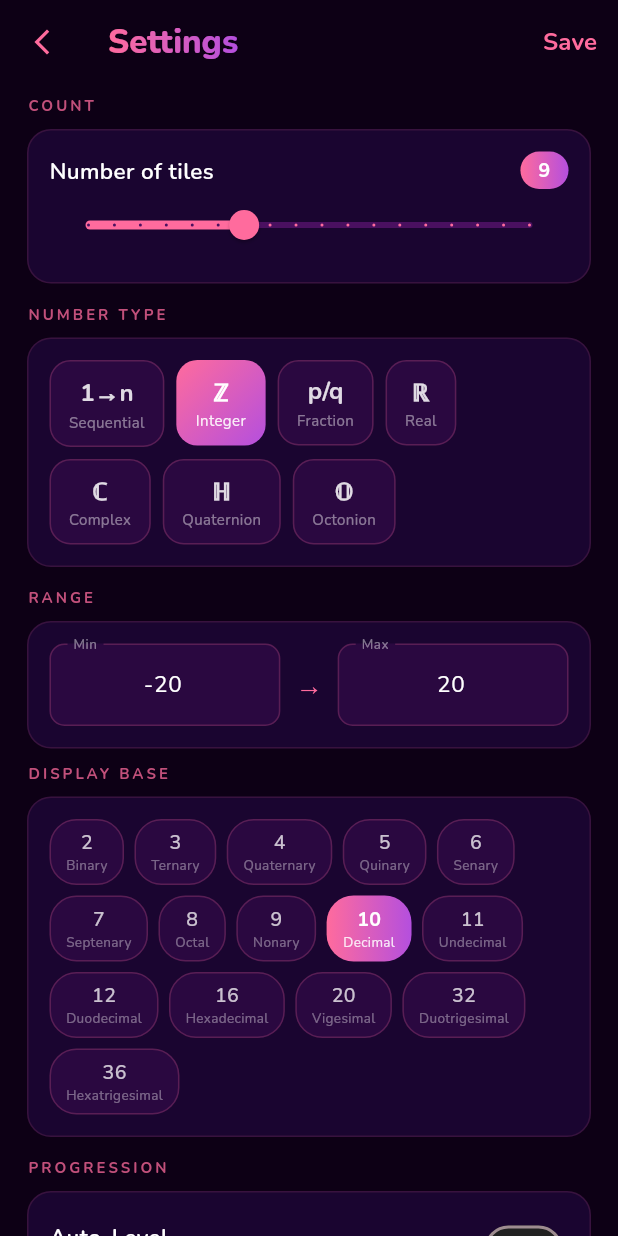
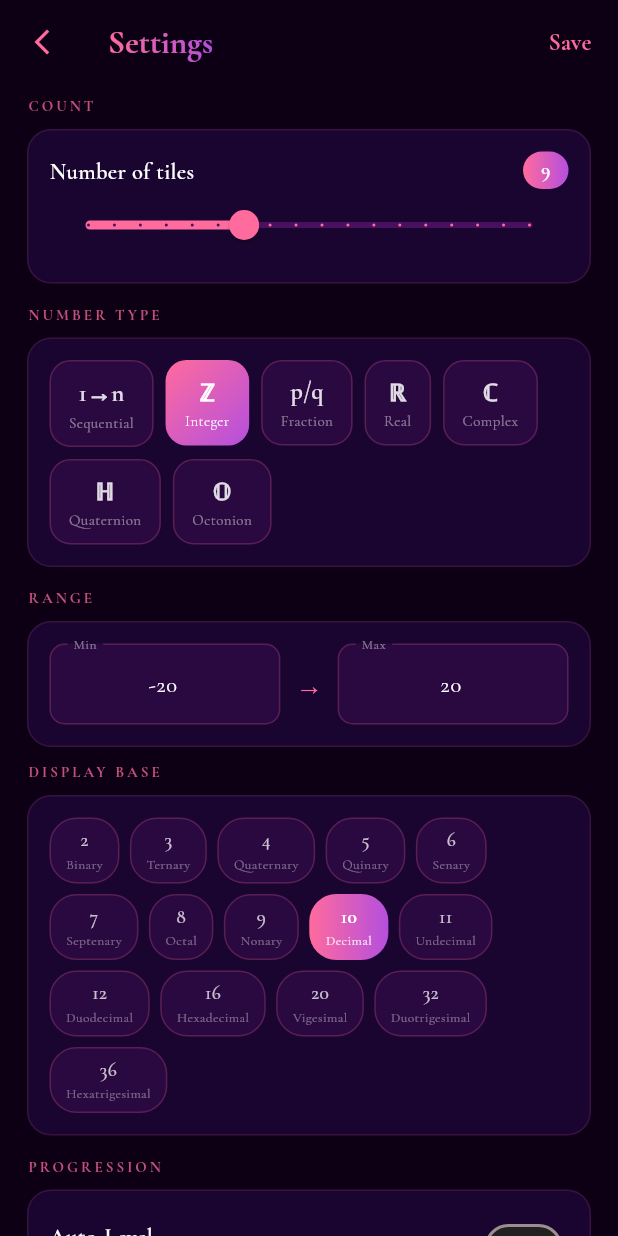
Before and after one commit to Marin-Kitagawa/Mira, a Flutter app: the SettingsScreen screen opened directly with empty values, after a tap on an icon or button, on a phone screen of 412 x 824 dp. Run offline on Flutter 3.47's test engine with Material 3 defaults, Android fonts, the light colour scheme and no system bars; our stand-ins replace google_fonts, shared_preferences; accounts and stored records are empty.

Commit message:
feat(typography): Asana Math for tiles, Cormorant Garamond for UI
Bundles Asana Math as a local font asset for tile number labels.
Applies Cormorant Garamond (Google Fonts) as the app-wide text theme.
Drop Asana-Math.otf into assets/fonts/ to activate.

```diff
--- a/lib/main.dart
+++ b/lib/main.dart
@@ -35,7 +35,7 @@
         ),
         useMaterial3: true,
         scaffoldBackgroundColor: const Color(0xFF080010),
-        textTheme: GoogleFonts.nunitoTextTheme(
+        textTheme: GoogleFonts.cormorantGaramondTextTheme(
           ThemeData(brightness: Brightness.dark).textTheme,
         ),
         appBarTheme: const AppBarTheme(
--- a/lib/widgets/number_tile.dart
+++ b/lib/widgets/number_tile.dart
@@ -1,6 +1,5 @@
 import 'dart:math';
 import 'package:flutter/material.dart';
-import 'package:google_fonts/google_fonts.dart';
 
 // 12 feminine gradient pairs (pink → purple spectrum)
 const List<List<Color>> kFeminineGradients = [
@@ -123,7 +122,8 @@
                     child: Text(
                       label,
                       textAlign: TextAlign.center,
-                      style: GoogleFonts.nunito(
+                      style: TextStyle(
+                        fontFamily: 'AsanaMath',
                         color: tapped ? Colors.grey.shade500 : Colors.white,
                         fontSize: fontSize,
                         fontWeight: FontWeight.w700,
```
Also changed, not shown: pubspec.yaml (+6 -29 lines), 1 other file.
